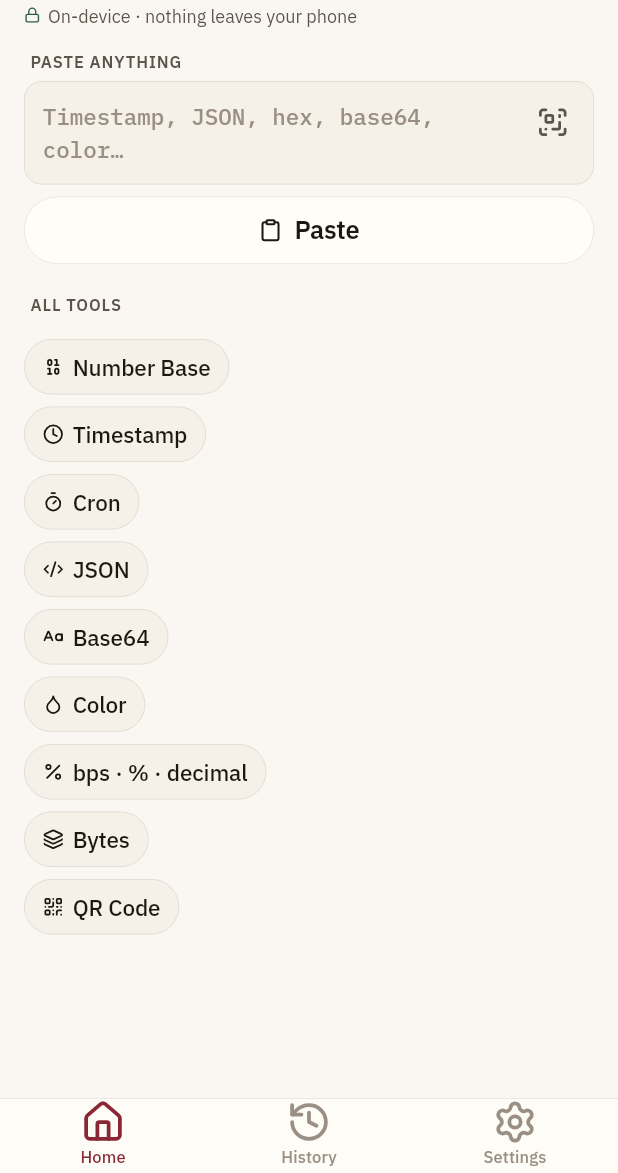
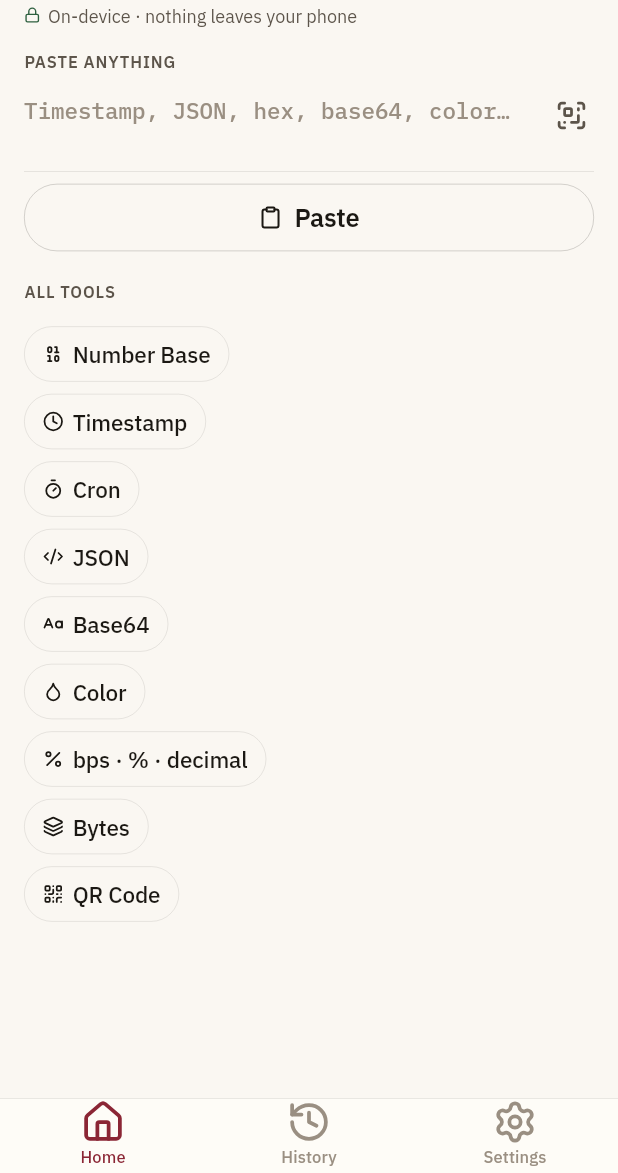
Before and after one commit to howard86/masquerade, a Flutter app: the screen it shows after launch, on a phone screen of 412 x 824 dp, the part 63-1236 px from its top. Run offline on Flutter 3.47's test engine with Material 3 defaults, Android fonts, the phone set to English and light mode, and no system bars; our stand-ins replace flutter_lucide, package_info_plus, qr_flutter, share_plus, shared_preferences; missing offline and left inert: mobile_scanner.

Commit message:
feat(widgets): refresh mq components with editorial tokens
MqMotion drops the spring duration + springCurve and adds asymmetric
reveal (cubic .2/.6/.2/1 @ 220-320ms) and dismiss (cubic .4/0/.6/1 @
180-240ms) curves — reading-pace transitions, no overshoot. fast/normal/
slow durations bumped to 180/240/320 to match.

Components refreshed in place under lib/widgets/mq/:
- MqSurface — drops the default shadow; renders a hairline border.
  Floating modals/toasts opt back in via a new `floating: true` flag.
- MqButton — primary fill stays accent + onTint; secondary (glass)
  becomes a hairline outline + ink-pri label; tinted/plain retuned to
  the new palette. Label is wrapped in Flexible + ellipsis so Plex
  Sans's wider metrics don't overflow narrow buttons.
- MqInput / MqSearchBar — underline-only treatment; no recessed fill.
  Focused state thickens the rule to 1.5px and switches to accent.
- MqChip — hairline outline pill; selected = accentBg + accent ink.
- MqMonoCell — bg switches to monoBg (= surface3); accent variant uses
  the new mono-syntax palette.
- MqSegmented — hairline track + surface thumb + accent active label.
- MqStatus — info now uses accent (oxblood/gold) instead of the
  removed accentInk for tinted-bg pill ink.
- MqEmptyHint — Plex Serif italic + optional Plex Sans footnote, no
  illustration.
- MqUtilityTile — flat surface + hairline; tint colour resolves into a
  14% wash + 32% border around the icon. Drops the drop shadow. Press
  state thickens the border to accent.
- MqRecentsRow — hairline divider above the chip strip.
- MqSectionHeader — adds an optional trailing rule slot.
- InlineToolCard — expanded title renders in Plex Serif title3 weight
  600. Expand/collapse rebuilt on the new reveal/dismiss curves;
  motion is direction-aware (reveal opening, dismiss closing).

Test asserting expanded chip ink colour updated to expect c.accent
(was c.accentInk).

```diff
--- a/lib/theme/mq_metrics.dart
+++ b/lib/theme/mq_metrics.dart
@@ -34,17 +34,20 @@ class MqLayout {
   static const double tabBarClearance = 96;
 }
 
-/// Motion durations + curves. Mirrors `MQ_TOKENS.motion`.
+/// Editorial reading-pace motion. Asymmetric reveal/dismiss — no overshoot.
 class MqMotion {
   const MqMotion._();
-  static const Duration fast = Duration(milliseconds: 120);
-  static const Duration normal = Duration(milliseconds: 220);
-  static const Duration slow = Duration(milliseconds: 380);
-  static const Duration spring = Duration(milliseconds: 420);
+  static const Duration fast = Duration(milliseconds: 180);
+  static const Duration normal = Duration(milliseconds: 240);
+  static const Duration slow = Duration(milliseconds: 320);
 
-  /// Standard ease — cubic-bezier(.2,.7,.3,1).
-  static const Curve standard = Cubic(0.2, 0.7, 0.3, 1.0);
+  /// Reveal curve — slight ease-out, used for expand/in transitions.
+  static const Curve reveal = Cubic(0.2, 0.6, 0.2, 1.0);
 
-  /// Spring overshoot — cubic-bezier(.34,1.56,.64,1).
-  static const Curve springCurve = Cubic(0.34, 1.56, 0.64, 1.0);
+  /// Dismiss curve — symmetric ease, used for collapse/out transitions.
+  static const Curve dismiss = Cubic(0.4, 0.0, 0.6, 1.0);
+
+  /// Linear cascade between hero text lines (60ms steps).
+  static const Curve stagger = Curves.linear;
+  static const Duration staggerStep = Duration(milliseconds: 60);
 }
--- a/lib/widgets/mq/inline_tool_card.dart
+++ b/lib/widgets/mq/inline_tool_card.dart
@@ -6,18 +6,10 @@ import '../../theme/mq_typography.dart';
 import '../../utility_catalog.dart';
 import 'mq_icons.dart';
 
-/// A tool selector that renders chip-styled when collapsed and reveals the
-/// tool body inline when [expanded].
-///
-/// Visual model: collapsed = pill chip carrying the descriptor icon, name,
-/// and optional last-input [previewText]. Expanded = full-width banner with
-/// a leading chevron + trailing close X; the body unfurls beneath via
-/// [AnimatedSize]. The whole header is a single tap target that fires
-/// [onToggle]; a fresh tap while expanded collapses the card.
-///
-/// Body lifetime is gated by [expanded]: the [bodyBuilder] only runs while
-/// the card is open. Pass [bodyKey] to force a body remount (e.g. when the
-/// host wants to reseed it from a new paste).
+/// Tool selector that morphs between a pill chip (collapsed) and a banner
+/// (expanded). Body unfurls beneath via [AnimatedSize] on the editorial
+/// reveal/dismiss curves — no overshoot. Header text uses Plex Serif at the
+/// expanded size for the "tool name as title" feel.
 class InlineToolCard extends StatelessWidget {
   const InlineToolCard({
     super.key,
@@ -34,39 +26,27 @@ class InlineToolCard extends StatelessWidget {
   final bool expanded;
   final VoidCallback onToggle;
   final WidgetBuilder bodyBuilder;
-
-  /// Forces the body subtree to rebuild as a fresh widget when changed.
-  /// Host uses this to reseed a body when the active tool's seed shifts.
   final Key? bodyKey;
-
-  /// Optional last-input preview shown beneath the descriptor name when the
-  /// card is collapsed. Truncate at the call site (~24 chars). Hidden when
-  /// the card is expanded.
   final String? previewText;
-
-  /// Masks [previewText] with bullets when the source history entry was
-  /// flagged sensitive.
   final bool previewSensitive;
 
   @override
   Widget build(BuildContext context) {
     final c = context.mq.colors;
-    final Color chipBg = expanded ? c.accentBg : c.surface2;
-    final Color chipBorder = expanded
-        ? c.accent.withValues(alpha: 0.25)
-        : c.border;
-    final Color textColor = expanded ? c.accentInk : c.textPri;
+    final Color chipBg = expanded ? c.accentBg : const Color(0x00000000);
+    final Color chipBorder = expanded ? c.accent : c.border;
+    final Color textColor = expanded ? c.accent : c.textPri;
 
     final Widget header = AnimatedContainer(
       duration: MqMotion.normal,
-      curve: MqMotion.standard,
+      curve: expanded ? MqMotion.reveal : MqMotion.dismiss,
       padding: expanded
           ? const EdgeInsets.fromLTRB(12, 10, 12, 10)
           : const EdgeInsets.symmetric(horizontal: 12, vertical: 8),
       decoration: BoxDecoration(
         color: chipBg,
         borderRadius: BorderRadius.circular(
-          expanded ? MqRadius.md : MqRadius.pill,
+          expanded ? MqRadius.sm : MqRadius.pill,
         ),
         border: Border.all(color: chipBorder, width: 0.5),
       ),
@@ -105,9 +85,6 @@ class InlineToolCard extends StatelessWidget {
       child: Column(
         crossAxisAlignment: CrossAxisAlignment.stretch,
         children: <Widget>[
-          // Pill collapses to its intrinsic width; banner stretches to fill
-          // the parent. `Align` lets the AnimatedContainer pick its own width
-          // without forcing the whole column to shrink-wrap.
           Align(
             alignment: Alignment.centerLeft,
             child: expanded
@@ -117,13 +94,11 @@ class InlineToolCard extends StatelessWidget {
           ClipRect(
             child: AnimatedSize(
               duration: MqMotion.normal,
-              curve: MqMotion.standard,
+              curve: expanded ? MqMotion.reveal : MqMotion.dismiss,
               alignment: Alignment.topCenter,
               child: expanded
                   ? Padding(
                       padding: const EdgeInsets.fromLTRB(0, MqSpacing.md, 0, 0),
-                      // The outer HomeScreen ListView handles scroll; the body
-                      // never wraps its own scroller.
                       child: Builder(key: bodyKey, builder: bodyBuilder),
                     )
                   : const SizedBox.shrink(),
@@ -206,12 +181,14 @@ class _ExpandedHeaderRow extends StatelessWidget {
       children: <Widget>[
         Icon(MqIcons.chevL, size: 16, color: color),
         const SizedBox(width: 6),
-        Icon(descriptor.icon, size: 14, color: color),
-        const SizedBox(width: 6),
+        Icon(descriptor.icon, size: 16, color: color),
+        const SizedBox(width: 8),
         Expanded(
           child: Text(
             descriptor.name,
-            style: MqTextStyles.subhead.copyWith(
+            style: MqTextStyles.title3.copyWith(
+              fontFamily: MqTextStyles.serifFamily,
+              fontFamilyFallback: MqTextStyles.serifFallback,
               color: color,
               fontWeight: FontWeight.w600,
             ),
--- a/lib/widgets/mq/mq_button.dart
+++ b/lib/widgets/mq/mq_button.dart
@@ -3,6 +3,11 @@ import 'package:flutter/cupertino.dart';
 import '../../theme/mq_theme.dart';
 import '../../theme/mq_typography.dart';
 
+/// Editorial button variants:
+/// - [filled]: solid accent fill + onTint label (primary action).
+/// - [tinted]: soft accent-tinted pill + accent ink (secondary action with emphasis).
+/// - [glass]: hairline outline + ink-pri label (editorial secondary, restrained).
+/// - [plain]: text-only accent label (tertiary/inline).
 enum MqButtonVariant { filled, tinted, plain, glass }
 
 enum MqButtonSize { sm, md, lg }
@@ -44,14 +49,18 @@ class MqButton extends StatelessWidget {
     final Color tintInk = destructive ? c.danger : c.accentInk;
 
     final ({Color bg, Color fg, Color? border}) style = switch (variant) {
-      MqButtonVariant.filled => (bg: tint, fg: c.textInverse, border: null),
+      MqButtonVariant.filled => (bg: tint, fg: c.onTint, border: null),
       MqButtonVariant.tinted => (bg: tintBg, fg: tintInk, border: null),
       MqButtonVariant.plain => (
         bg: const Color(0x00000000),
         fg: tint,
         border: null,
       ),
-      MqButtonVariant.glass => (bg: c.surface, fg: c.textPri, border: c.border),
+      MqButtonVariant.glass => (
+        bg: const Color(0x00000000),
+        fg: c.textPri,
+        border: c.borderStrong,
+      ),
     };
 
     final TextStyle textStyle = MqTextStyles.headline.copyWith(color: style.fg);
@@ -64,7 +73,15 @@ class MqButton extends StatelessWidget {
           Icon(icon, size: 16, color: style.fg),
           const SizedBox(width: 8),
         ],
-        Text(label, style: textStyle),
+        Flexible(
+          child: Text(
+            label,
+            style: textStyle,
+            maxLines: 1,
+            overflow: TextOverflow.ellipsis,
+            softWrap: false,
+          ),
+        ),
       ],
     );
 
--- a/lib/widgets/mq/mq_input.dart
+++ b/lib/widgets/mq/mq_input.dart
@@ -5,7 +5,8 @@ import '../../theme/mq_theme.dart';
 import '../../theme/mq_typography.dart';
 import 'mq_icons.dart';
 
-/// Masquerade recessed-well text input.
+/// Masquerade underline-only text input. No fill — the bottom rule carries
+/// state (resting border, focused accent, error danger).
 class MqInput extends StatefulWidget {
   const MqInput({
     super.key,
@@ -37,9 +38,6 @@ class MqInput extends StatefulWidget {
   final ValueChanged<String>? onChanged;
 
   /// Fires when the controller's text grew by ≥4 characters in one tick.
-  /// Catches Paste menu, ⌘V, magnifier paste, and multi-word dictation;
-  /// false-positives (dictation, fast typing) record paste-immediate
-  /// instead of waiting for the typing-debounce, which is benign.
   final ValueChanged<String>? onPaste;
 
   final bool autofocus;
@@ -86,9 +84,6 @@ class _MqInputState extends State<MqInput> {
     super.dispose();
   }
 
-  // Fires for every controller change, including programmatic
-  // `controller.text = ...` writes — body-side paste/swap handlers rely on
-  // this to surface their mutations through the paste heuristic.
   void _onControllerChanged() {
     final String newText = widget.controller.text;
     if (newText == _prevText) return;
@@ -112,26 +107,17 @@ class _MqInputState extends State<MqInput> {
         );
     final TextStyle placeholderStyle = textStyle.copyWith(color: c.textTer);
 
+    final Color underlineColor = hasError
+        ? c.danger
+        : _focused
+        ? c.accent
+        : c.border;
+    final double underlineWidth = hasError || _focused ? 1.5 : 0.5;
+
     final BoxDecoration decoration = BoxDecoration(
-      color: c.surface2,
-      borderRadius: BorderRadius.circular(MqRadius.md - 2),
-      border: Border.all(
-        color: hasError
-            ? c.danger
-            : _focused
-            ? c.accent
-            : c.border,
-        width: hasError || _focused ? 1.5 : 0.5,
+      border: Border(
+        bottom: BorderSide(color: underlineColor, width: underlineWidth),
       ),
-      boxShadow: _focused && !hasError
-          ? <BoxShadow>[
-              BoxShadow(
-                color: c.accent.withValues(alpha: 0.13),
-                blurRadius: 0,
-                spreadRadius: 4,
-              ),
-            ]
-          : null,
     );
 
     return Column(
@@ -139,7 +125,7 @@ class _MqInputState extends State<MqInput> {
       children: <Widget>[
         if (widget.label != null)
           Padding(
-            padding: const EdgeInsets.fromLTRB(4, 0, 4, 6),
+            padding: const EdgeInsets.fromLTRB(0, 0, 0, 6),
             child: Text(
               widget.label!.toUpperCase(),
               style: MqTextStyles.sectionLabel.copyWith(color: c.textSec),
@@ -148,8 +134,8 @@ class _MqInputState extends State<MqInput> {
         Container(
           decoration: decoration,
           padding: const EdgeInsets.symmetric(
-            horizontal: MqSpacing.md,
-            vertical: MqSpacing.md,
+            horizontal: 0,
+            vertical: MqSpacing.sm,
           ),
           child: Row(
             crossAxisAlignment: widget.multiline
@@ -193,7 +179,7 @@ class _MqInputState extends State<MqInput> {
         ),
         if (hasError)
           Padding(
-            padding: const EdgeInsets.fromLTRB(4, 6, 4, 0),
+            padding: const EdgeInsets.fromLTRB(0, 6, 0, 0),
             child: Row(
               children: <Widget>[
                 Icon(MqIcons.warn, size: 13, color: c.danger),
--- a/lib/widgets/mq/mq_section_header.dart
+++ b/lib/widgets/mq/mq_section_header.dart
@@ -3,35 +3,45 @@ import 'package:flutter/widgets.dart';
 import '../../theme/mq_theme.dart';
 import '../../theme/mq_typography.dart';
 
-/// Uppercase section label, optional trailing slot.
+/// Editorial uppercase section label, optional trailing slot, optional rule.
 class MqSectionHeader extends StatelessWidget {
   const MqSectionHeader({
     super.key,
     required this.label,
     this.trailing,
     this.padding,
+    this.trailingRule = false,
   });
 
   final String label;
   final Widget? trailing;
   final EdgeInsetsGeometry? padding;
 
+  /// When true, draws a hairline rule that fills the remaining row width
+  /// after the label. Used for masthead-aligned section breaks.
+  final bool trailingRule;
+
   @override
   Widget build(BuildContext context) {
     final tokens = context.mq;
     return Padding(
-      padding: padding ?? const EdgeInsets.fromLTRB(4, 4, 4, 8),
+      padding: padding ?? const EdgeInsets.fromLTRB(0, 4, 0, 8),
       child: Row(
         crossAxisAlignment: CrossAxisAlignment.center,
         children: <Widget>[
-          Expanded(
-            child: Text(
-              label.toUpperCase(),
-              style: MqTextStyles.sectionLabel.copyWith(
-                color: tokens.colors.textSec,
-              ),
+          Text(
+            label.toUpperCase(),
+            style: MqTextStyles.sectionLabel.copyWith(
+              color: tokens.colors.textSec,
             ),
           ),
+          if (trailingRule) ...<Widget>[
+            const SizedBox(width: 12),
+            Expanded(
+              child: Container(height: 0.5, color: tokens.colors.border),
+            ),
+          ] else
+            const Spacer(),
           ?trailing,
         ],
       ),
--- a/lib/widgets/mq/mq_segmented.dart
+++ b/lib/widgets/mq/mq_segmented.dart
@@ -3,7 +3,8 @@ import 'package:flutter/cupertino.dart';
 import '../../theme/mq_theme.dart';
 import '../../theme/mq_typography.dart';
 
-/// Cupertino sliding segmented control themed with Masquerade tokens.
+/// Cupertino sliding segmented control with editorial tokens — hairline track,
+/// surface thumb on bg, accent label for the selected segment.
 class MqSegmented<T extends Object> extends StatelessWidget {
   const MqSegmented({
     super.key,
@@ -37,7 +38,7 @@ class MqSegmented<T extends Object> extends StatelessWidget {
             child: Text(
               entry.value,
               style: MqTextStyles.subhead.copyWith(
-                color: entry.key == selected ? c.textPri : c.textSec,
+                color: entry.key == selected ? c.accent : c.textSec,
                 fontWeight: entry.key == selected
                     ? FontWeight.w600
                     : FontWeight.w500,
```
Also changed, not shown: lib/widgets/mq/mq_chip.dart (+5 -9 lines), lib/widgets/mq/mq_empty_hint.dart (+24 -4 lines), lib/widgets/mq/mq_mono_cell.dart (+7 -8 lines), lib/widgets/mq/mq_recents_row.dart (+12 -4 lines), lib/widgets/mq/mq_search_bar.dart (+4 -5 lines), lib/widgets/mq/mq_status.dart (+4 -5 lines), lib/widgets/mq/mq_surface.dart (+9 -5 lines), lib/widgets/mq/mq_utility_tile.dart (+42 -16 lines), 1 other file.
